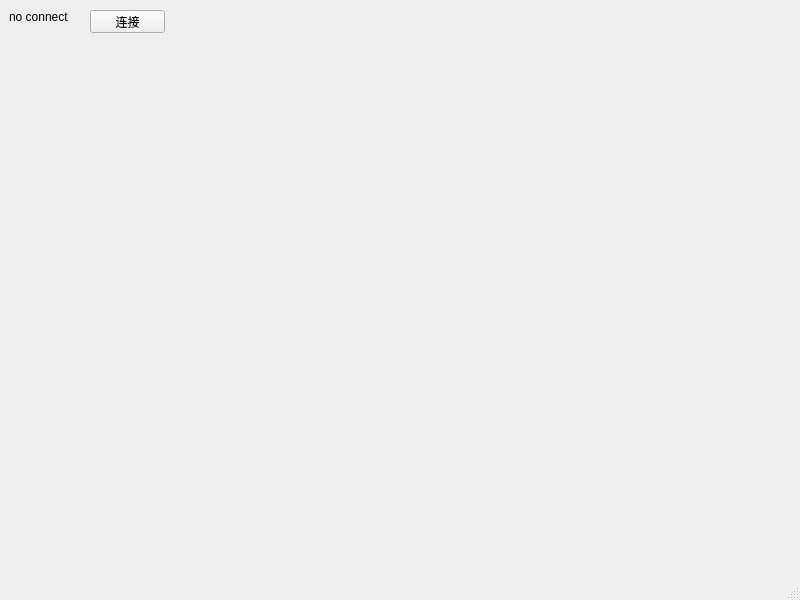
Old version of the form main.ui in the repository topsai/mypyqt.
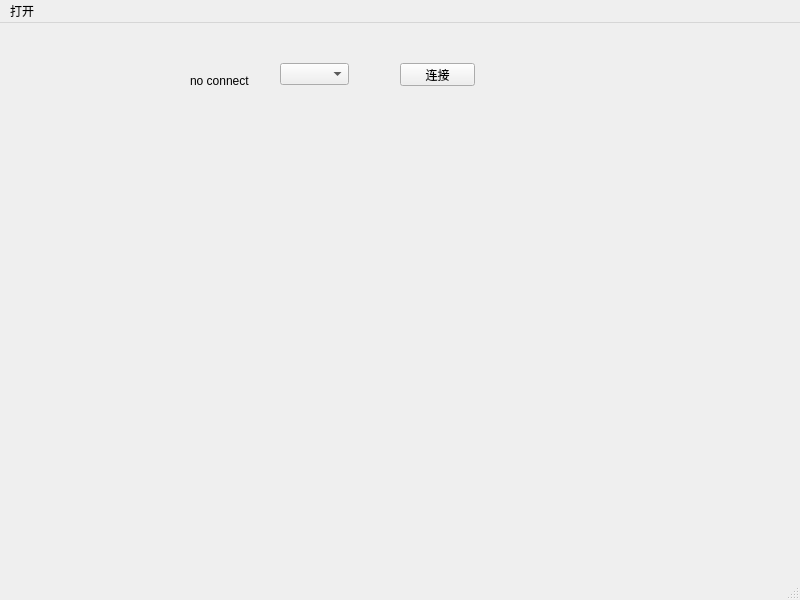
New version of the form.

What changed in the file:
```diff
--- a/main.ui
+++ b/main.ui
@@ -20,8 +20,8 @@
    <widget class="QPushButton" name="pushButton">
     <property name="geometry">
      <rect>
-      <x>90</x>
-      <y>10</y>
+      <x>400</x>
+      <y>40</y>
       <width>75</width>
       <height>23</height>
      </rect>
@@ -33,8 +33,8 @@
    <widget class="QLabel" name="label">
     <property name="geometry">
      <rect>
-      <x>9</x>
-      <y>9</y>
+      <x>190</x>
+      <y>50</y>
       <width>60</width>
       <height>16</height>
      </rect>
@@ -43,6 +43,16 @@
      <string>no connect</string>
     </property>
    </widget>
+   <widget class="QComboBox" name="comboBox">
+    <property name="geometry">
+     <rect>
+      <x>280</x>
+      <y>40</y>
+      <width>69</width>
+      <height>22</height>
+     </rect>
+    </property>
+   </widget>
   </widget>
   <widget class="QMenuBar" name="menubar">
    <property name="geometry">
@@ -53,6 +63,12 @@
      <height>23</height>
     </rect>
    </property>
+   <widget class="QMenu" name="menu">
+    <property name="title">
+     <string>打开</string>
+    </property>
+   </widget>
+   <addaction name="menu"/>
   </widget>
   <widget class="QStatusBar" name="statusbar"/>
  </widget>
```
Left out of the diff: 19 changed lines with no effect on the pictures.
